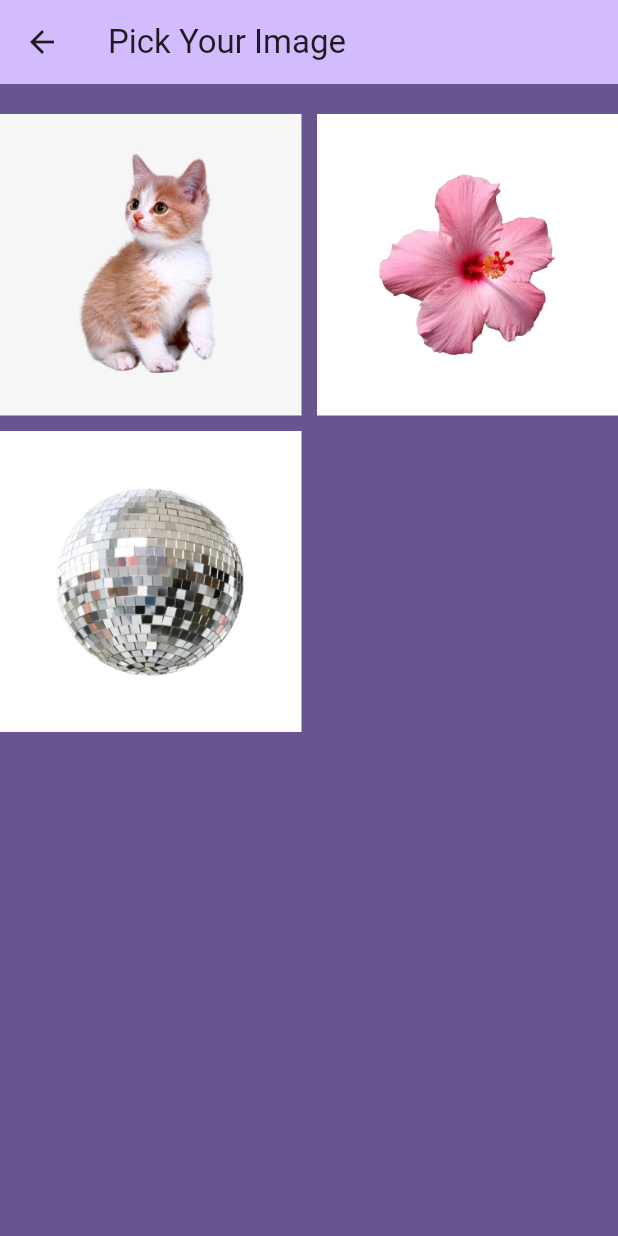
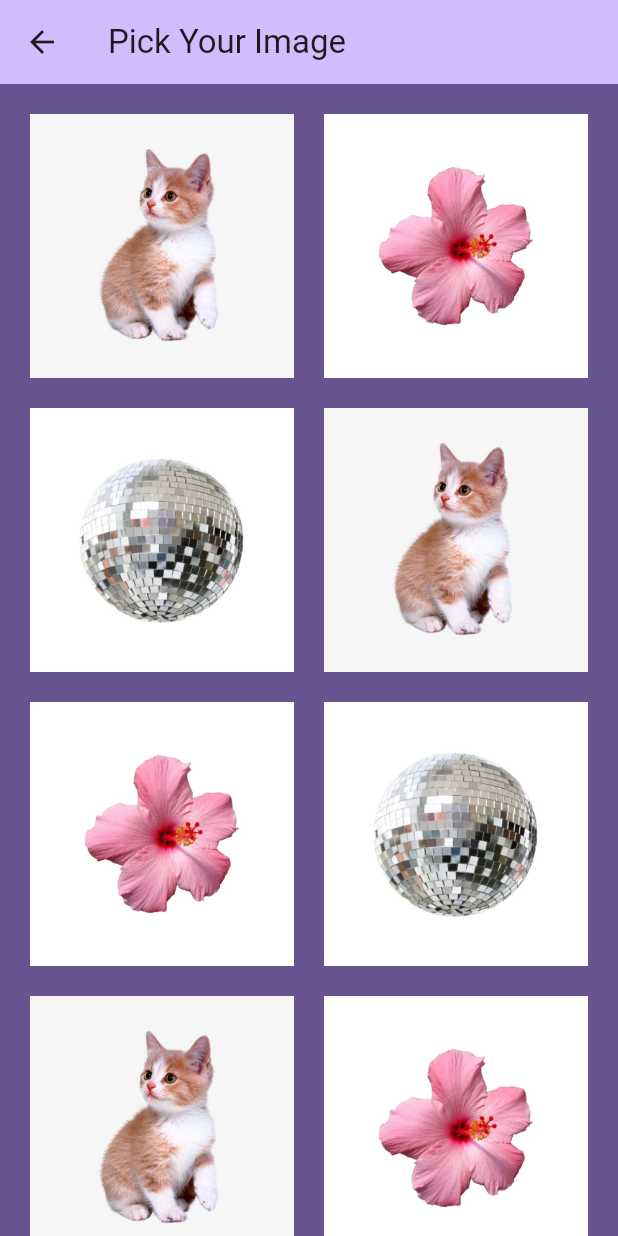
Before and after one commit to warja256/learning_flutter, a Flutter app: the ChooseImg screen opened directly, on a phone screen of 412 x 824 dp. Run offline on Flutter 3.47's test engine with Material 3 defaults, Android fonts, the light colour scheme and no system bars.

Commit message:
Настроен padding, добавлены картинки

```diff
--- a/lib/chooseImg.dart
+++ b/lib/chooseImg.dart
@@ -14,7 +14,17 @@ class ChooseImg extends StatefulWidget {
 
 class _ChooseImgState extends State<ChooseImg> {
   // Список для отслеживания фокуса для каждой картинки
-  List<bool> _focusedList = [false, false, false];
+  List<bool> _focusedList = [
+    false,
+    false,
+    false,
+    false,
+    false,
+    false,
+    false,
+    false,
+    false
+  ];
 
   void _setFocused(int index) {
     setState(() {
@@ -36,24 +46,29 @@ class _ChooseImgState extends State<ChooseImg> {
           builder: (context, constraints) {
             final flag = constraints.maxHeight > constraints.maxWidth;
             if (flag) {
-              return Column(
+              return Padding(
+                  padding: EdgeInsets.only(top: 20, left: 20, right: 20),
+                  child: Column(
                     children: [
-                  SizedBox(
-                    height: 20,
-                  ),
                       Expanded(
                         child: GridView.builder(
                           gridDelegate:
                               const SliverGridDelegateWithFixedCrossAxisCount(
                             crossAxisCount: 2,
-                        crossAxisSpacing: 10.0,
-                        mainAxisSpacing: 10.0,
+                            crossAxisSpacing: 20.0,
+                            mainAxisSpacing: 20.0,
                             childAspectRatio: 1.0,
                           ),
-                      itemCount: 3,
+                          itemCount: 9,
                           itemBuilder: (context, index) {
                             // Список изображений
                             final images = [
+                              'asset/jpeg/kitten.jpeg',
+                              'asset/jpeg/flower.jpeg',
+                              'asset/jpeg/discoball.jpeg',
+                              'asset/jpeg/kitten.jpeg',
+                              'asset/jpeg/flower.jpeg',
+                              'asset/jpeg/discoball.jpeg',
                               'asset/jpeg/kitten.jpeg',
                               'asset/jpeg/flower.jpeg',
                               'asset/jpeg/discoball.jpeg',
@@ -87,23 +102,31 @@ class _ChooseImgState extends State<ChooseImg> {
                         ),
                       ),
                     ],
-              );
+                  ));
             } else {
-              return Row(
+              return Padding(
+                  padding: EdgeInsets.only(top: 20, left: 20, right: 20),
+                  child: Column(
                     children: [
                       Expanded(
                         child: GridView.builder(
                           gridDelegate:
                               const SliverGridDelegateWithFixedCrossAxisCount(
                             crossAxisCount: 3,
-                        crossAxisSpacing: 10.0,
-                        mainAxisSpacing: 10.0,
+                            crossAxisSpacing: 20.0,
+                            mainAxisSpacing: 20.0,
                             childAspectRatio: 1.0,
                           ),
-                      itemCount: 3,
+                          itemCount: 9,
                           itemBuilder: (context, index) {
                             // Список изображений
                             final images = [
+                              'asset/jpeg/kitten.jpeg',
+                              'asset/jpeg/flower.jpeg',
+                              'asset/jpeg/discoball.jpeg',
+                              'asset/jpeg/kitten.jpeg',
+                              'asset/jpeg/flower.jpeg',
+                              'asset/jpeg/discoball.jpeg',
                               'asset/jpeg/kitten.jpeg',
                               'asset/jpeg/flower.jpeg',
                               'asset/jpeg/discoball.jpeg',
@@ -137,7 +160,7 @@ class _ChooseImgState extends State<ChooseImg> {
                         ),
                       ),
                     ],
-              );
+                  ));
             }
           },
         ),
```
Also changed, not shown: lib/adaptive.dart (+30 -12 lines). Lines whose indentation alone changed are shown as unchanged.
